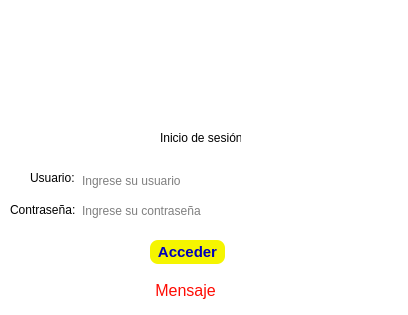
The window that designer/login.ui (Nachoab98/Banco_Dat) describes before a commit, drawn with Qt 5.
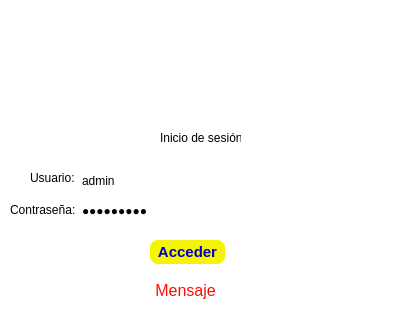
The same window after the commit. Icons and pictures are not drawn.

What changed in the file:
```diff
--- a/designer/login.ui
+++ b/designer/login.ui
@@ -90,6 +90,9 @@
      <height>21</height>
     </rect>
    </property>
+   <property name="text">
+    <string>admin</string>
+   </property>
    <property name="placeholderText">
     <string>Ingrese su usuario</string>
    </property>
@@ -103,6 +106,9 @@
      <height>21</height>
     </rect>
    </property>
+   <property name="text">
+    <string>admin2025</string>
+   </property>
    <property name="echoMode">
     <enum>QLineEdit::Password</enum>
    </property>
```
